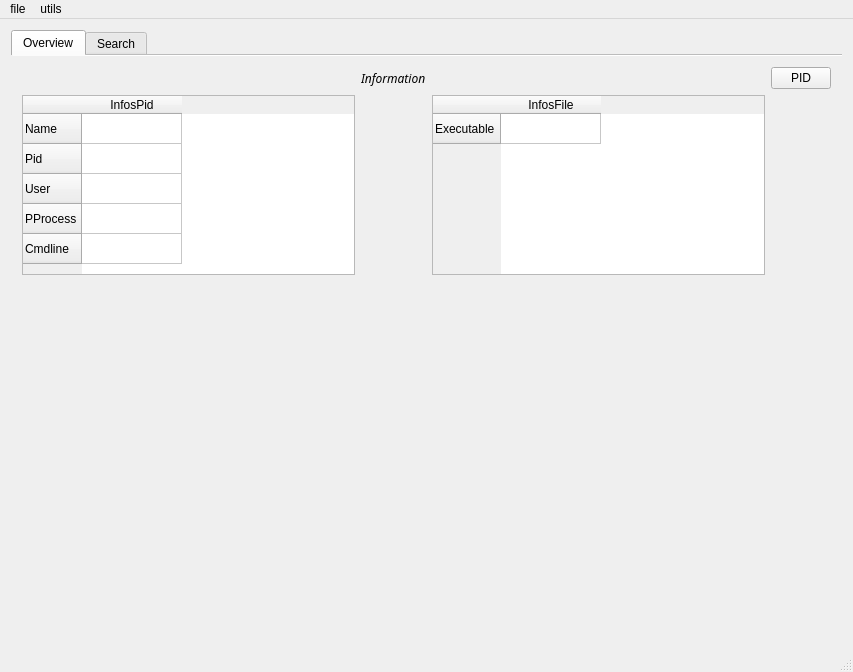
Qt form src/gui/mainwindow.ui (mentebinaria/maProc) before a commit.
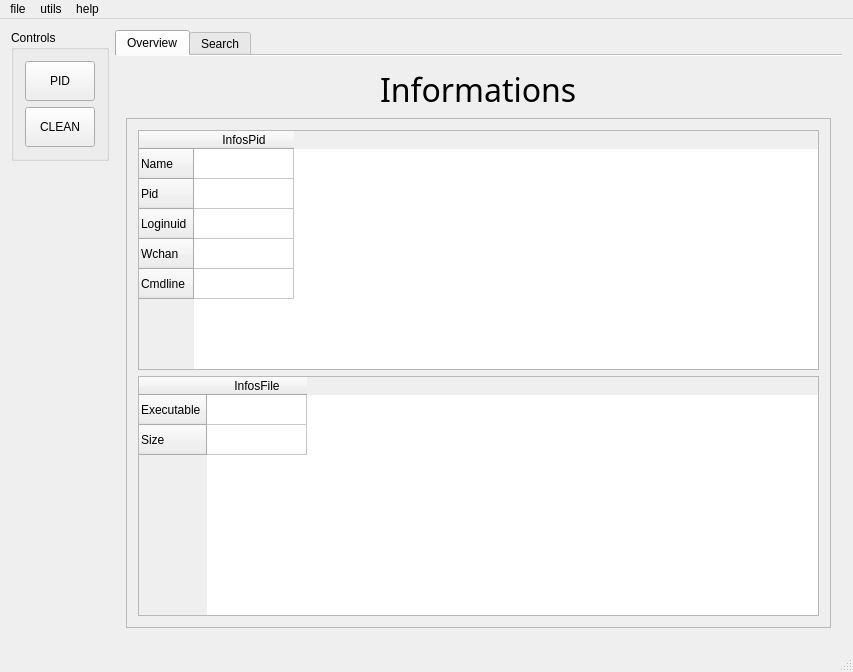
The same form after that commit. The open tabs and pages were chosen to show the change.

The edit to the form file:
```diff
--- a/src/gui/mainwindow.ui
+++ b/src/gui/mainwindow.ui
@@ -13,9 +13,74 @@
   <property name="windowTitle">
    <string>maproc v1.0</string>
   </property>
+  <property name="documentMode">
+   <bool>false</bool>
+  </property>
+  <property name="dockOptions">
+   <set>QMainWindow::AllowTabbedDocks|QMainWindow::AnimatedDocks|QMainWindow::VerticalTabs</set>
+  </property>
   <widget class="QWidget" name="centralWidget">
+   <layout class="QHBoxLayout" name="horizontalLayout_2">
+    <item alignment="Qt::AlignLeft|Qt::AlignTop">
+     <widget class="QGroupBox" name="groupBox">
+      <property name="maximumSize">
+       <size>
+        <width>300</width>
+        <height>300</height>
+       </size>
+      </property>
+      <property name="title">
+       <string>Controls</string>
+      </property>
    <layout class="QVBoxLayout" name="verticalLayout">
     <item>
+        <widget class="QPushButton" name="pidButton">
+         <property name="minimumSize">
+          <size>
+           <width>40</width>
+           <height>40</height>
+          </size>
+         </property>
+         <property name="maximumSize">
+          <size>
+           <width>70</width>
+           <height>50</height>
+          </size>
+         </property>
+         <property name="text">
+          <string>PID</string>
+         </property>
+        </widget>
+       </item>
+       <item>
+        <widget class="QPushButton" name="cleanButton2">
+         <property name="sizePolicy">
+          <sizepolicy hsizetype="Minimum" vsizetype="Fixed">
+           <horstretch>60</horstretch>
+           <verstretch>40</verstretch>
+          </sizepolicy>
+         </property>
+         <property name="minimumSize">
+          <size>
+           <width>60</width>
+           <height>40</height>
+          </size>
+         </property>
+         <property name="maximumSize">
+          <size>
+           <width>70</width>
+           <height>50</height>
+          </size>
+         </property>
+         <property name="text">
+          <string>CLEAN</string>
+         </property>
+        </widget>
+       </item>
+      </layout>
+     </widget>
+    </item>
+    <item>
      <widget class="QTabWidget" name="MenuView">
       <property name="enabled">
        <bool>true</bool>
@@ -48,20 +113,7 @@
        <layout class="QVBoxLayout" name="verticalLayout_2">
         <item>
          <layout class="QGridLayout" name="gridLayout_4">
-          <item row="1" column="2">
-           <spacer name="horizontalSpacer">
-            <property name="orientation">
-             <enum>Qt::Horizontal</enum>
-            </property>
-            <property name="sizeHint" stdset="0">
-             <size>
-              <width>40</width>
-              <height>20</height>
-             </size>
-            </property>
-           </spacer>
-          </item>
-          <item row="1" column="1">
+          <item row="1" column="0" alignment="Qt::AlignHCenter">
            <widget class="QLabel" name="info_label">
             <property name="sizePolicy">
              <sizepolicy hsizetype="Maximum" vsizetype="Preferred">
@@ -69,10 +121,16 @@
               <verstretch>0</verstretch>
              </sizepolicy>
             </property>
+            <property name="minimumSize">
+             <size>
+              <width>150</width>
+              <height>0</height>
+             </size>
+            </property>
             <property name="maximumSize">
              <size>
-              <width>100</width>
-              <height>200</height>
+              <width>280</width>
+              <height>280</height>
              </size>
             </property>
             <property name="sizeIncrement">
@@ -83,15 +141,19 @@
             </property>
             <property name="font">
              <font>
-              <family>Courier 10 Pitch</family>
-              <italic>true</italic>
+              <family>Fira Code Medium</family>
+              <pointsize>24</pointsize>
+              <weight>50</weight>
+              <italic>false</italic>
+              <bold>false</bold>
+              <underline>false</underline>
              </font>
             </property>
             <property name="cursor">
              <cursorShape>BlankCursor</cursorShape>
             </property>
             <property name="text">
-             <string>Information</string>
+             <string>Informations</string>
             </property>
             <property name="textFormat">
              <enum>Qt::MarkdownText</enum>
@@ -101,38 +163,45 @@
             </property>
            </widget>
           </item>
-          <item row="3" column="3">
-           <spacer name="verticalSpacer">
-            <property name="orientation">
-             <enum>Qt::Vertical</enum>
-            </property>
-            <property name="sizeHint" stdset="0">
-             <size>
-              <width>20</width>
-              <height>40</height>
-             </size>
-            </property>
-           </spacer>
-          </item>
-          <item row="1" column="0">
-           <spacer name="horizontalSpacer_2">
-            <property name="orientation">
-             <enum>Qt::Horizontal</enum>
-            </property>
-            <property name="sizeHint" stdset="0">
-             <size>
-              <width>40</width>
-              <height>20</height>
-             </size>
-            </property>
-           </spacer>
-          </item>
           <item row="3" column="0">
+           <widget class="QScrollArea" name="infosArea">
+            <property name="minimumSize">
+             <size>
+              <width>0</width>
+              <height>0</height>
+             </size>
+            </property>
+            <property name="maximumSize">
+             <size>
+              <width>10000</width>
+              <height>10000</height>
+             </size>
+            </property>
+            <property name="widgetResizable">
+             <bool>true</bool>
+            </property>
+            <widget class="QWidget" name="scrollAreaWidgetContents_5">
+             <property name="geometry">
+              <rect>
+               <x>0</x>
+               <y>0</y>
+               <width>731</width>
+               <height>502</height>
+              </rect>
+             </property>
+             <layout class="QVBoxLayout" name="verticalLayout_6">
+              <item>
            <widget class="QTableWidget" name="infos_pid">
+                <property name="sizePolicy">
+                 <sizepolicy hsizetype="Expanding" vsizetype="Expanding">
+                  <horstretch>0</horstretch>
+                  <verstretch>0</verstretch>
+                 </sizepolicy>
+                </property>
             <property name="maximumSize">
              <size>
-              <width>500</width>
-              <height>180</height>
+                  <width>10000</width>
+                  <height>260</height>
              </size>
             </property>
             <row>
@@ -147,12 +216,12 @@
             </row>
             <row>
              <property name="text">
-              <string>User</string>
+                  <string>Loginuid</string>
              </property>
             </row>
             <row>
              <property name="text">
-              <string>PProcess</string>
+                  <string>Wchan</string>
              </property>
             </row>
             <row>
@@ -167,64 +236,18 @@
             </column>
            </widget>
           </item>
-          <item row="1" column="3">
-           <widget class="QPushButton" name="pidButton">
-            <property name="maximumSize">
-             <size>
-              <width>60</width>
-              <height>40</height>
-             </size>
-            </property>
-            <property name="text">
-             <string>PID</string>
-            </property>
-           </widget>
-          </item>
-          <item row="3" column="1" rowspan="4">
-           <spacer name="verticalSpacer_3">
-            <property name="orientation">
-             <enum>Qt::Vertical</enum>
-            </property>
-            <property name="sizeHint" stdset="0">
-             <size>
-              <width>20</width>
-              <height>40</height>
-             </size>
-            </property>
-           </spacer>
-          </item>
-          <item row="5" column="0">
-           <spacer name="verticalSpacer_2">
-            <property name="orientation">
-             <enum>Qt::Vertical</enum>
-            </property>
-            <property name="sizeHint" stdset="0">
-             <size>
-              <width>20</width>
-              <height>40</height>
-             </size>
-            </property>
-           </spacer>
-          </item>
-          <item row="4" column="0">
-           <spacer name="verticalSpacer_4">
-            <property name="orientation">
-             <enum>Qt::Vertical</enum>
-            </property>
-            <property name="sizeHint" stdset="0">
-             <size>
-              <width>20</width>
-              <height>40</height>
-             </size>
-            </property>
-           </spacer>
-          </item>
-          <item row="3" column="2">
+              <item>
            <widget class="QTableWidget" name="infos_file">
+                <property name="sizePolicy">
+                 <sizepolicy hsizetype="Expanding" vsizetype="Expanding">
+                  <horstretch>0</horstretch>
+                  <verstretch>0</verstretch>
+                 </sizepolicy>
+                </property>
             <property name="maximumSize">
              <size>
-              <width>500</width>
-              <height>180</height>
+                  <width>10000</width>
+                  <height>260</height>
              </size>
             </property>
             <row>
@@ -232,6 +255,11 @@
               <string>Executable</string>
              </property>
             </row>
+                <row>
+                 <property name="text">
+                  <string>Size</string>
+                 </property>
+                </row>
             <column>
              <property name="text">
               <string>InfosFile</string>
@@ -240,6 +268,10 @@
            </widget>
           </item>
          </layout>
+            </widget>
+           </widget>
+          </item>
+         </layout>
         </item>
        </layout>
       </widget>
@@ -565,7 +597,7 @@
      <x>0</x>
      <y>0</y>
      <width>853</width>
-     <height>29</height>
+     <height>31</height>
     </rect>
    </property>
    <widget class="QMenu" name="menuclean_2">
@@ -582,8 +614,15 @@
     <addaction name="newButton"/>
     <addaction name="pidButton_2"/>
    </widget>
+   <widget class="QMenu" name="menuhelp">
+    <property name="title">
+     <string>help</string>
+    </property>
+    <addaction name="aboutButton"/>
+   </widget>
    <addaction name="menufile"/>
    <addaction name="menuclean_2"/>
+   <addaction name="menuhelp"/>
   </widget>
   <action name="cleanButton">
    <property name="text">
```
Left out of the diff: 143 changed lines with no effect on the pictures. Lines whose indentation alone changed are shown as unchanged.
